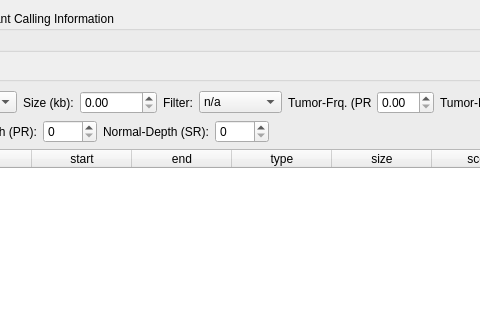
Before: the Qt Designer form src/GSvar/SvWidget.ui in imgag/ngs-bits, drawn with Qt 5; both pictures show x 92 to 572 and y 0 to 320 of the 1313 by 800 pixel window.
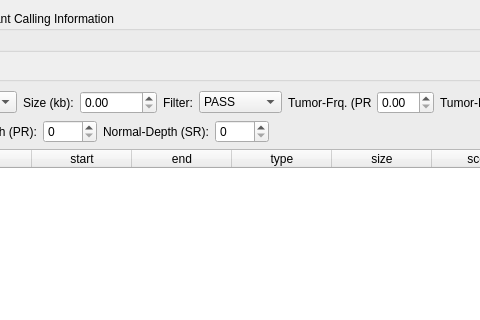
After: the same form once the commit is applied. Icons and pictures are not drawn.

Commit message: SvWidget: Fixed misdeclaration of unused method, set default values for certain filters in SV List

Patch:
```diff
--- a/src/GSvar/SvWidget.ui
+++ b/src/GSvar/SvWidget.ui
@@ -188,7 +188,7 @@
           </property>
           <item>
            <property name="text">
-            <string>n/a</string>
+            <string>PASS</string>
            </property>
           </item>
           <item>
```
Left out of the diff: 2 changed lines with no effect on the pictures. The commit also changes 2 other files.
